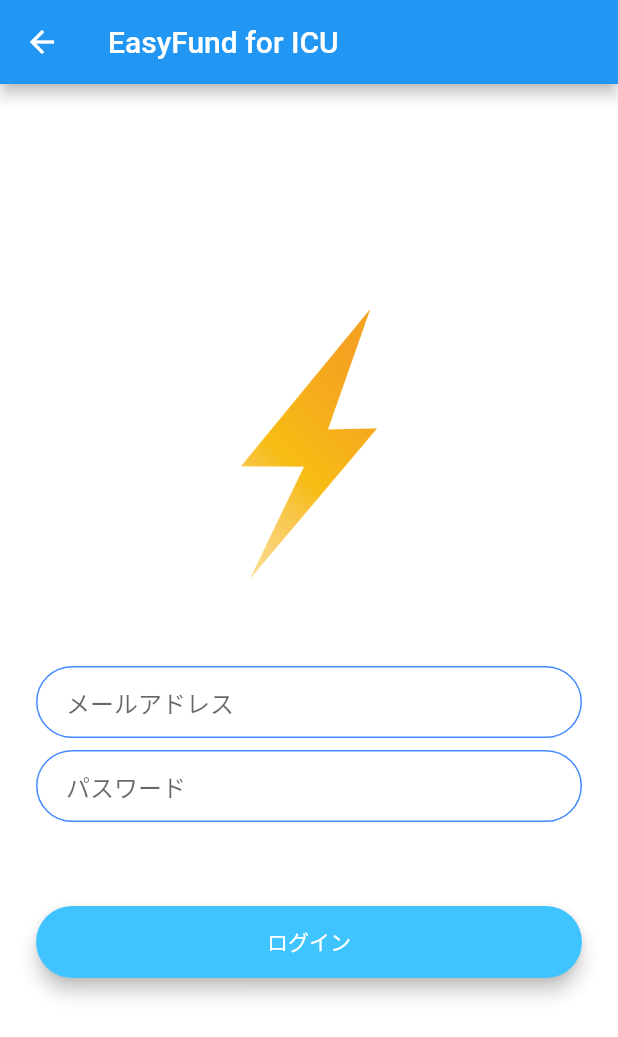
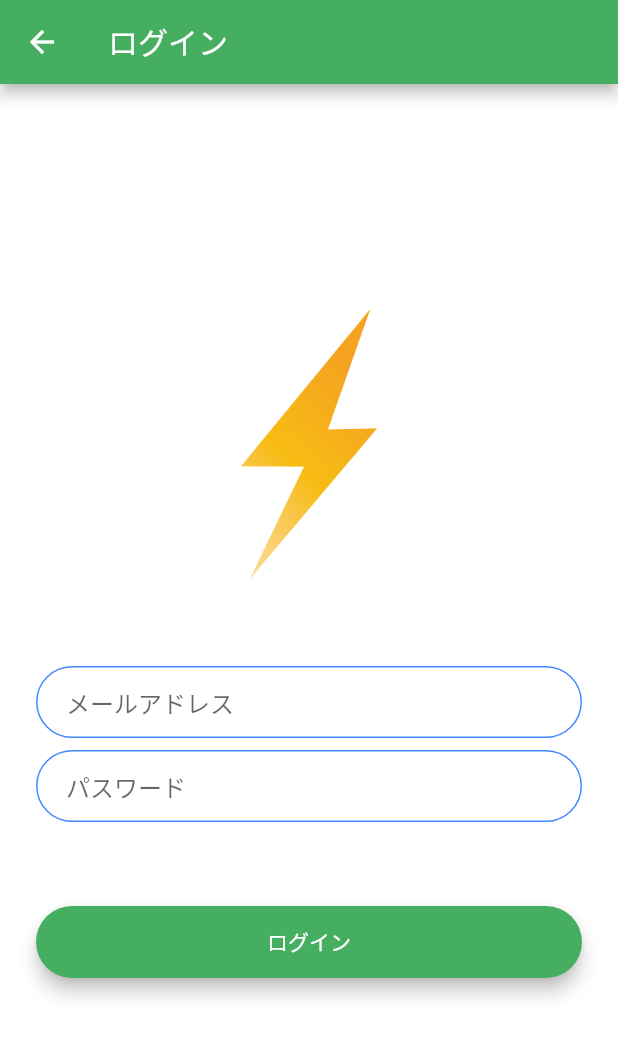
Before and after one commit to mafreud/developer_bidding, a Flutter app: the LoginScreen screen opened by its route, on a phone screen of 412 x 824 dp. Shown: the top 1037 px of the screen. Run offline on Flutter 3.47's test engine with Material 2 defaults, Android fonts, the light colour scheme and no system bars; our stand-ins replace animated_text_kit, cloud_firestore, firebase_auth, modal_progress_hud; accounts and stored records are empty.

Commit message:
change color of login page

```diff
--- a/lib/screens/login_screen.dart
+++ b/lib/screens/login_screen.dart
@@ -2,6 +2,7 @@ import 'package:flutter/material.dart';
 import 'package:easy_fund/constants.dart';
 import 'package:easy_fund/screens/home.dart';
 import 'package:easy_fund/components/rounded_button.dart';
+import 'package:easy_fund/components/colors.dart';
 import 'package:firebase_auth/firebase_auth.dart';
 import 'package:modal_progress_hud/modal_progress_hud.dart';
 
@@ -12,7 +13,6 @@ class LoginScreen extends StatefulWidget {
 }
 
 class _LoginScreenState extends State<LoginScreen> {
-
   final _auth = FirebaseAuth.instance;
   bool showSpiner = false;
   String email;
@@ -22,8 +22,8 @@ class _LoginScreenState extends State<LoginScreen> {
   Widget build(BuildContext context) {
     return Scaffold(
       appBar: AppBar(
-        backgroundColor: Colors.blue,
-        title: Text('EasyFund for ICU'),
+        backgroundColor: easyFundMainColor,
+        title: Text('ログイン'),
       ),
       backgroundColor: Colors.white,
       body: ModalProgressHUD(
@@ -69,27 +69,28 @@ class _LoginScreenState extends State<LoginScreen> {
               Padding(
                 padding: EdgeInsets.symmetric(vertical: 16.0),
                 child: RoundedButton(
-                  buttonColor: Colors.lightBlueAccent,
+                  buttonColor: easyFundMainColor,
                   buttonPressed: () {
                     setState(() {
                       showSpiner = true;
                     });
 
-                      try{
-                        final user = _auth.signInWithEmailAndPassword(email: email, password: password);
+                    try {
+                      final user = _auth.signInWithEmailAndPassword(
+                          email: email, password: password);
 
-                        if (user != null){
+                      if (user != null) {
                         Navigator.pushNamed(context, HomeScreen.id);
                       }
                       setState(() {
                         showSpiner = true;
                       });
-                      }
-                      catch (e){
+                    } catch (e) {
                       print(e);
                     }
                   },
-                    buttonText: 'ログイン',),
+                  buttonText: 'ログイン',
+                ),
               ),
             ],
           ),
```
Also changed, not shown: 1 other file. Lines whose indentation alone changed are shown as unchanged.
